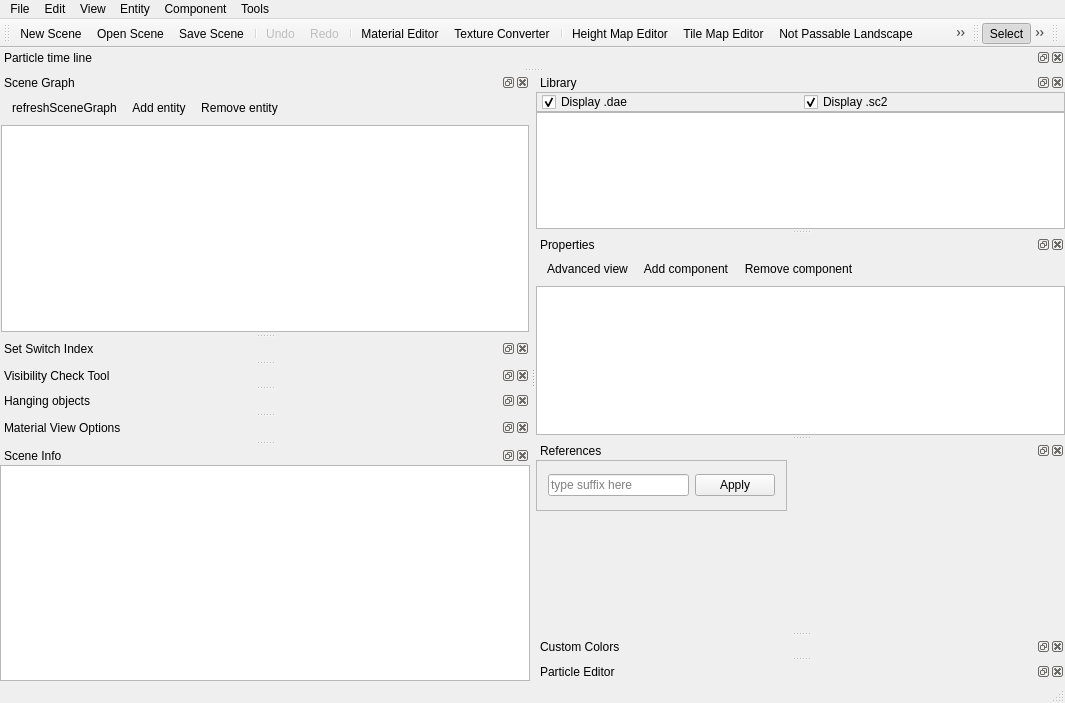
First picture: the form in Tools/ResourceEditor/DataQt/mainwindow.ui, repository xaoctech/dava.engine, before the edit.
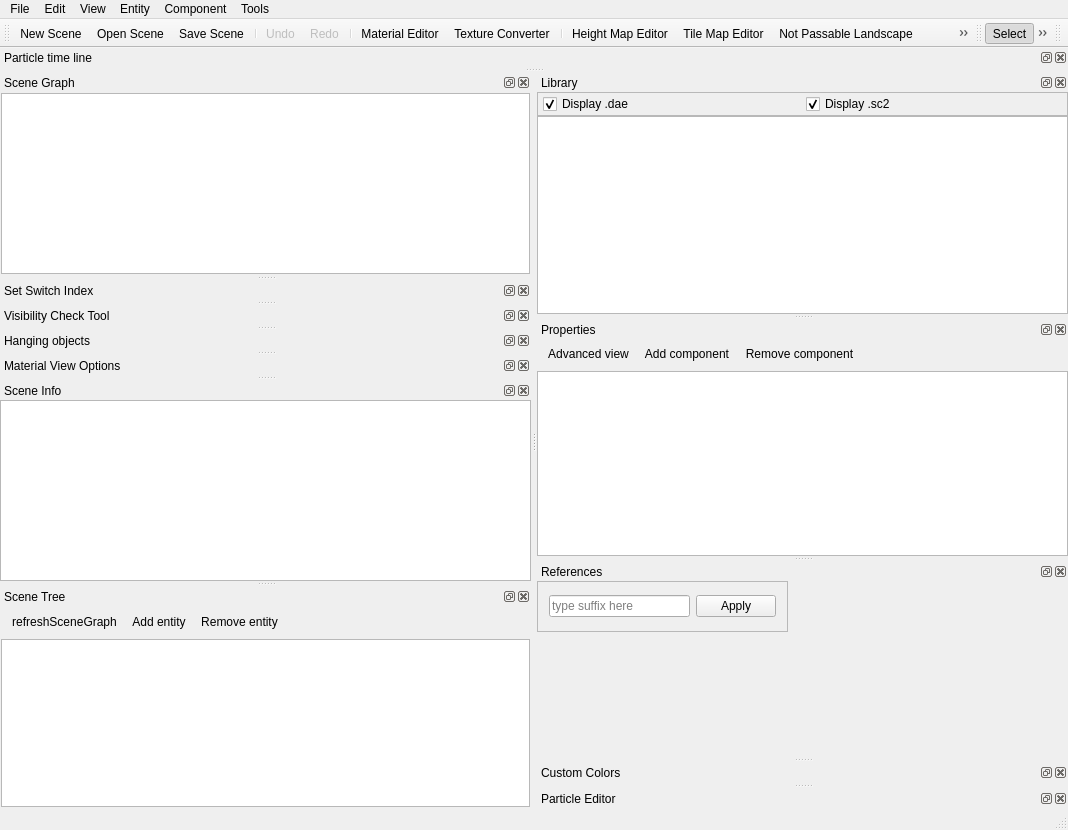
Second picture: the form after the edit. Icons and pictures are not drawn. Custom widgets are drawn as their Qt base class.

Commit message: [DF-895] Added new scene tree view.

Patch:
```diff
--- a/Tools/ResourceEditor/DataQt/mainwindow.ui
+++ b/Tools/ResourceEditor/DataQt/mainwindow.ui
@@ -6,8 +6,8 @@
    <rect>
     <x>0</x>
     <y>0</y>
-    <width>1065</width>
-    <height>703</height>
+    <width>1068</width>
+    <height>830</height>
    </rect>
   </property>
   <property name="sizePolicy">
@@ -77,28 +77,6 @@
      <property name="margin">
       <number>1</number>
      </property>
-     <item>
-      <widget class="QToolBar" name="scenegraphToolBar">
-       <property name="layoutDirection">
-        <enum>Qt::LeftToRight</enum>
-       </property>
-       <property name="iconSize">
-        <size>
-         <width>16</width>
-         <height>16</height>
-        </size>
-       </property>
-       <property name="toolButtonStyle">
-        <enum>Qt::ToolButtonIconOnly</enum>
-       </property>
-       <property name="floatable">
-        <bool>true</bool>
-       </property>
-       <addaction name="actionRefreshSceneGraph"/>
-       <addaction name="actionAddNewEntity"/>
-       <addaction name="actionRemoveEntity"/>
-      </widget>
-     </item>
      <item>
       <widget class="QSceneGraphTreeView" name="sceneGraphTree">
        <property name="contextMenuPolicy">
@@ -417,8 +395,8 @@
     <rect>
      <x>0</x>
      <y>0</y>
-     <width>1065</width>
-     <height>22</height>
+     <width>1068</width>
+     <height>21</height>
     </rect>
    </property>
    <widget class="QMenu" name="menuFile">
@@ -827,6 +805,59 @@
     </layout>
    </widget>
   </widget>
+  <widget class="QDockWidget" name="dockSceneTree">
+   <property name="windowTitle">
+    <string>Scene Tree</string>
+   </property>
+   <attribute name="dockWidgetArea">
+    <number>1</number>
+   </attribute>
+   <widget class="QWidget" name="dockSceneTreeContent">
+    <layout class="QVBoxLayout" name="verticalLayout_9">
+     <property name="spacing">
+      <number>3</number>
+     </property>
+     <property name="margin">
+      <number>1</number>
+     </property>
+     <item>
+      <widget class="QToolBar" name="scenegraphToolBar">
+       <property name="layoutDirection">
+        <enum>Qt::LeftToRight</enum>
+       </property>
+       <property name="iconSize">
+        <size>
+         <width>16</width>
+         <height>16</height>
+        </size>
+       </property>
+       <property name="toolButtonStyle">
+        <enum>Qt::ToolButtonIconOnly</enum>
+       </property>
+       <property name="floatable">
+        <bool>true</bool>
+       </property>
+       <addaction name="actionRefreshSceneGraph"/>
+       <addaction name="actionAddNewEntity"/>
+       <addaction name="actionRemoveEntity"/>
+      </widget>
+     </item>
+     <item>
+      <widget class="SceneTree" name="sceneTree">
+       <property name="styleSheet">
+        <string notr="true"/>
+       </property>
+       <property name="editTriggers">
+        <set>QAbstractItemView::NoEditTriggers</set>
+       </property>
+       <property name="selectionMode">
+        <enum>QAbstractItemView::ExtendedSelection</enum>
+       </property>
+      </widget>
+     </item>
+    </layout>
+   </widget>
+  </widget>
   <action name="actionNewScene">
    <property name="icon">
     <iconset resource="QtIcons.qrc">
@@ -1375,6 +1406,12 @@
    <extends>QTreeView</extends>
    <header>DockSceneInfo/SceneInfo.h</header>
   </customwidget>
+  <customwidget>
+   <class>SceneTree</class>
+   <extends>QTreeView</extends>
+   <header>DockSceneTree/SceneTree.h</header>
+   <container>1</container>
+  </customwidget>
  </customwidgets>
  <resources>
   <include location="QtIcons.qrc"/>
```
Left out of the diff: 6 changed lines with no effect on the pictures. The commit also changes 8 other files.
